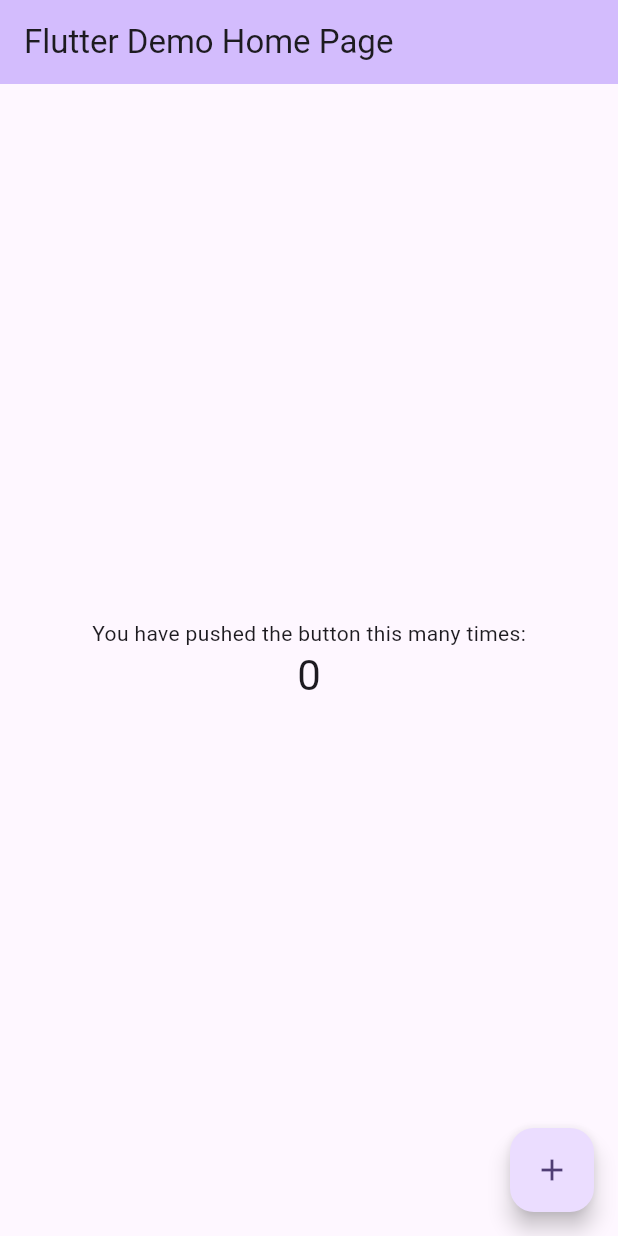
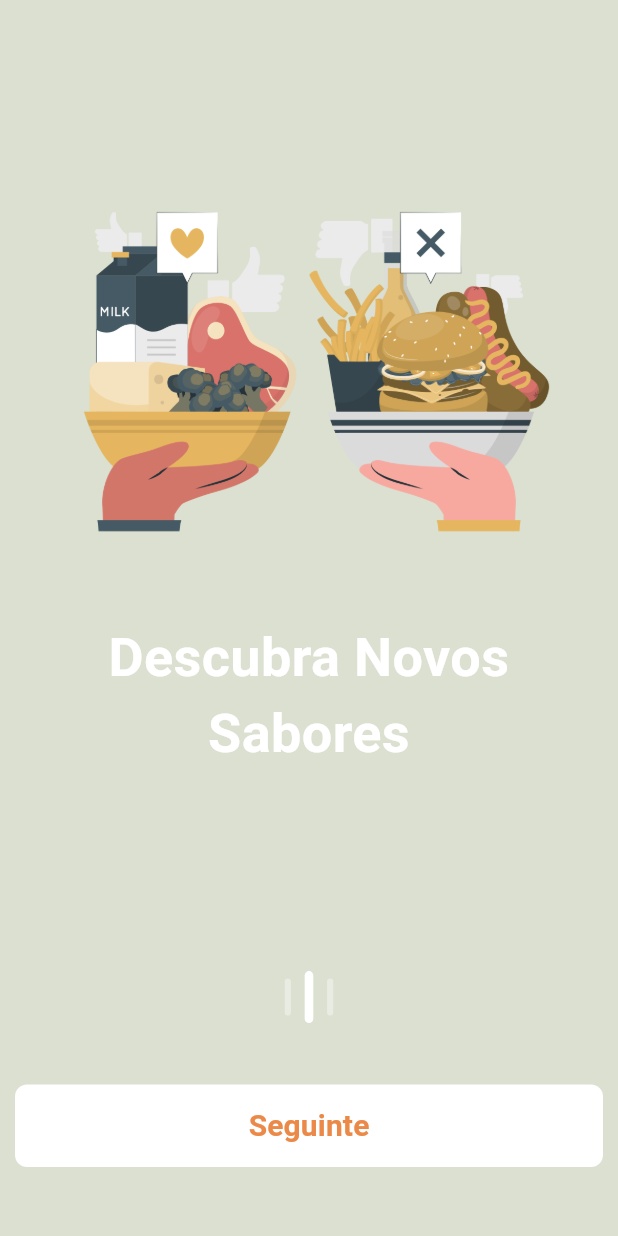
Before and after one commit to celsonpaixao/app_receitas_mobile, a Flutter app: the screen it shows after launch, on a phone screen of 412 x 824 dp. Run offline on Flutter 3.47's test engine with Material 3 defaults, Android fonts, the phone set to English and light mode, and no system bars; drawn by our look-alikes of smooth_page_indicator.

Commit message:
create welcame page

```diff
--- a/analysis_options.yaml
+++ b/analysis_options.yaml
@@ -7,7 +7,7 @@
 
 # The following line activates a set of recommended lints for Flutter apps,
 # packages, and plugins designed to encourage good coding practices.
-include: package:flutter_lints/flutter.yaml
+# include: package:flutter_lints/flutter.yaml
 
 linter:
   # The lint rules applied to this project can be customized in the
--- a/lib/main.dart
+++ b/lib/main.dart
@@ -1,3 +1,4 @@
+import 'package:app_receitas_mobile/src/view/pages/welcomepage.dart';
 import 'package:flutter/material.dart';
 
 void main() {
@@ -13,78 +14,9 @@ class MyApp extends StatelessWidget {
     return MaterialApp(
       title: 'Flutter Demo',
       theme: ThemeData(
-
-        colorScheme: ColorScheme.fromSeed(seedColor: Colors.deepPurple),
         useMaterial3: true,
       ),
-      home: const MyHomePage(title: 'Flutter Demo Home Page'),
+      home: WelcomePage(),
     );
   }
 }
-
-class MyHomePage extends StatefulWidget {
-  const MyHomePage({super.key, required this.title});
-
-  final String title;
-
-  @override
-  State<MyHomePage> createState() => _MyHomePageState();
-}
-
-class _MyHomePageState extends State<MyHomePage> {
-  int _counter = 0;
-
-  void _incrementCounter() {
-    setState(() {
-
-      _counter++;
-    });
-  }
-
-  @override
-  Widget build(BuildContext context) {
-
-    return Scaffold(
-      appBar: AppBar(
-
-        backgroundColor: Theme.of(context).colorScheme.inversePrimary,
-
-        title: Text(widget.title),
-      ),
-      body: Center(
-        // Center is a layout widget. It takes a single child and positions it
-        // in the middle of the parent.
-        child: Column(
-          // Column is also a layout widget. It takes a list of children and
-          // arranges them vertically. By default, it sizes itself to fit its
-          // children horizontally, and tries to be as tall as its parent.
-          //
-          // Column has various properties to control how it sizes itself and
-          // how it positions its children. Here we use mainAxisAlignment to
-          // center the children vertically; the main axis here is the vertical
-          // axis because Columns are vertical (the cross axis would be
-          // horizontal).
-          //
-          // TRY THIS: Invoke "debug painting" (choose the "Toggle Debug Paint"
-          // action in the IDE, or press "p" in the console), to see the
-          // wireframe for each widget.
-          mainAxisAlignment: MainAxisAlignment.center,
-          children: <Widget>[
-            const Text(
-              'You have pushed the button this many times:',
-            ),
-            Text(
-              '$_counter',
-              style: Theme.of(context).textTheme.headlineMedium,
-            ),
-          ],
-        ),
-      ),
-      floatingActionButton: FloatingActionButton(
-        onPressed: _incrementCounter,
-        tooltip: 'Increment',
-        child: const Icon(Icons.add),
-      ), // This trailing comma makes auto-formatting nicer for build methods.
-    );
-  }
-}
--- /dev/null
+++ b/lib/src/view/components/globalbutton.dart
@@ -0,0 +1,47 @@
+import 'package:flutter/material.dart';
+
+class GlobalButton extends StatelessWidget {
+  final String textButton;
+  final void Function() onClick;
+  final Color background;
+  final Color textColor;
+  const GlobalButton({
+    super.key,
+    required this.textButton,
+    required this.onClick,
+    required this.background,
+    required this.textColor,
+  });
+
+  @override
+  Widget build(BuildContext context) {
+    return Container(
+      width: MediaQuery.of(context).size.width,
+      decoration: BoxDecoration(
+        borderRadius: BorderRadius.circular(8),
+      ),
+      height:  55,
+      child: TextButton(
+        onPressed: onClick,
+        child: Text(
+          textButton,
+          style: TextStyle(
+            fontSize: 20,
+            color: textColor,
+            fontWeight: FontWeight.bold,
+          ),
+        ),
+        style: ButtonStyle(
+          backgroundColor: MaterialStatePropertyAll(background),
+          elevation: MaterialStatePropertyAll(334),
+          overlayColor: MaterialStatePropertyAll(textColor.withOpacity(.20)),
+          shape: MaterialStatePropertyAll(
+            RoundedRectangleBorder(
+              borderRadius: BorderRadius.circular(8),
+            ),
+          ),
+        ),
+      ),
+    );
+  }
+}
--- /dev/null
+++ b/lib/src/view/components/layoutpage.dart
@@ -0,0 +1,14 @@
+import 'package:flutter/material.dart';
+
+class LayoutPage extends StatelessWidget {
+  final Widget body;
+  const LayoutPage({super.key, required this.body});
+
+  @override
+  Widget build(BuildContext context) {
+    return Container(
+      margin: EdgeInsets.symmetric(horizontal: 10, vertical: 5),
+      child: body,
+    );
+  }
+}
--- /dev/null
+++ b/lib/src/view/components/welcomecard.dart
@@ -0,0 +1,33 @@
+import 'package:app_receitas_mobile/src/view/styles/colores.dart';
+import 'package:flutter/material.dart';
+
+class WelcomeCard extends StatelessWidget {
+  final String image;
+  final String text;
+  const WelcomeCard({super.key, required this.image, required this.text});
+
+  @override
+  Widget build(BuildContext context) {
+    Colores colores = new Colores();
+    return Container(
+      child: Column(
+        children: [
+          Image.asset(
+            image,
+            width: 350,
+            height: 350,
+          ),
+          Text(
+            text,
+            textAlign: TextAlign.center,
+            style: TextStyle(
+              fontSize: 36,
+              fontWeight: FontWeight.bold,
+              color: colores.primaryWite,
+            ),
+          ),
+        ],
+      ),
+    );
+  }
+}
--- /dev/null
+++ b/lib/src/view/pages/welcomepage.dart
@@ -0,0 +1,124 @@
+import 'dart:async';
+import 'package:flutter/material.dart';
+import 'package:smooth_page_indicator/smooth_page_indicator.dart';
+import 'package:app_receitas_mobile/src/view/components/globalbutton.dart';
+import 'package:app_receitas_mobile/src/view/components/layoutpage.dart';
+import 'package:app_receitas_mobile/src/view/components/welcomecard.dart';
+import 'package:app_receitas_mobile/src/view/styles/colores.dart';
+
+class WelcomePage extends StatefulWidget {
+  const WelcomePage({Key? key}) : super(key: key);
+
+  @override
+  State<WelcomePage> createState() => _WelcomePageState();
+}
+
+class _WelcomePageState extends State<WelcomePage> {
+  var colores = Colores();
+  late PageController pageController;
+  late Timer _timer;
+  List<Widget> scrollPages = [];
+
+  @override
+  void initState() {
+    super.initState();
+    pageController = PageController(initialPage: 0);
+    scrollPages = [
+      WelcomeCard(
+        image: "assets/images/Eating healthy food-cuate.png",
+        text: "Encontre Receitas mais Saudáveis",
+      ),
+      WelcomeCard(
+        image: "assets/images/healthy food vs fast food-cuate.png",
+        text: "Descubra Novos Sabores",
+      ),
+      WelcomeCard(
+        image: "assets/images/Deconstructed food-amico.png",
+        text: "Cozinhe com Facilidade",
+      ),
+    ];
+    _startTimer();
+  }
+
+  @override
+  void dispose() {
+    _timer.cancel();
+    pageController.dispose();
+    super.dispose();
+  }
+
+  void _startTimer() {
+    _timer = Timer.periodic(Duration(seconds: 5), (timer) {
+      if (pageController.page != null) {
+        int nextPage = pageController.page!.toInt() + 1;
+        if (nextPage >= scrollPages.length) {
+          nextPage = 0;
+        }
+        pageController.animateToPage(
+          nextPage,
+          duration: Duration(milliseconds: 300),
+          curve: Curves.ease,
+        );
+      }
+    });
+  }
+
+  @override
+  Widget build(BuildContext context) {
+    var size = MediaQuery.of(context).size;
+    var aspectRatio = size.width / size.height;
+
+    return Scaffold(
+      backgroundColor: colores.primaryGreen,
+      body: SafeArea(
+        child: LayoutPage(
+          body: Column(
+            mainAxisAlignment: MainAxisAlignment.spaceEvenly,
+            children: [
+              SizedBox(height: size.height * 0.05),
+              SizedBox(
+                height: size.height * 0.7,
+                child: PageView.builder(
+                  controller: pageController,
+                  itemCount: scrollPages.length,
+                  itemBuilder: (context, index) {
+                    return scrollPages[index];
+                  },
+                ),
+              ),
+              SmoothPageIndicator(
+                controller: pageController,
+                count: scrollPages.length,
+                effect: ScaleEffect(
+                  dotWidth: size.width * 0.01,
+                  dotHeight: size.width * 0.03 / aspectRatio,
+                  activeDotColor: colores.primaryWite,
+                  dotColor: Colors.white38
+                ),
+              ),
+              SizedBox(height: size.height * 0.03),
+              GlobalButton(
+                textButton: "Seguinte",
+                onClick: () {
+                  int nextPage = pageController.page!.toInt() + 1;
+                  if (nextPage < scrollPages.length) {
+                    pageController.animateToPage(
+                      nextPage,
+                      duration: Duration(milliseconds: 300),
+                      curve: Curves.easeInOut,
+                    );
+                  } else {
+                    // Implementar a lógica para quando chegar na última página
+                  }
+                },
+                background: colores.primaryWite,
+                textColor: colores.primaryAmber,
+              ),
+              SizedBox(height: size.height * 0.03),
+            ],
+          ),
+        ),
+      ),
+    );
+  }
+}
--- /dev/null
+++ b/lib/src/view/styles/colores.dart
@@ -0,0 +1,7 @@
+import 'package:flutter/material.dart';
+
+class Colores {
+  var primaryGreen = Color(0xFFDBE0D0);
+  var primaryAmber = Color(0xFFEB8A48);
+  var primaryWite = Color(0xFFFFFFFF);
+}
```
Also changed, not shown: pubspec.yaml (+5 -24 lines), assets/images/Add User-bro.png (added), assets/images/Chef-pana.png (added), assets/images/Deconstructed food-amico.png (added), assets/images/Eating healthy food-cuate.png (added), assets/images/Eating together-cuate.png (added), assets/images/Hamburger-pana.png (added), assets/images/Login-cuate.png (added), assets/images/Login-rafiki.png (added), assets/images/People celebrating Thanksgiving-amico.png (added), assets/images/healthy food vs fast food-cuate.png (added), pubspec.lock.
